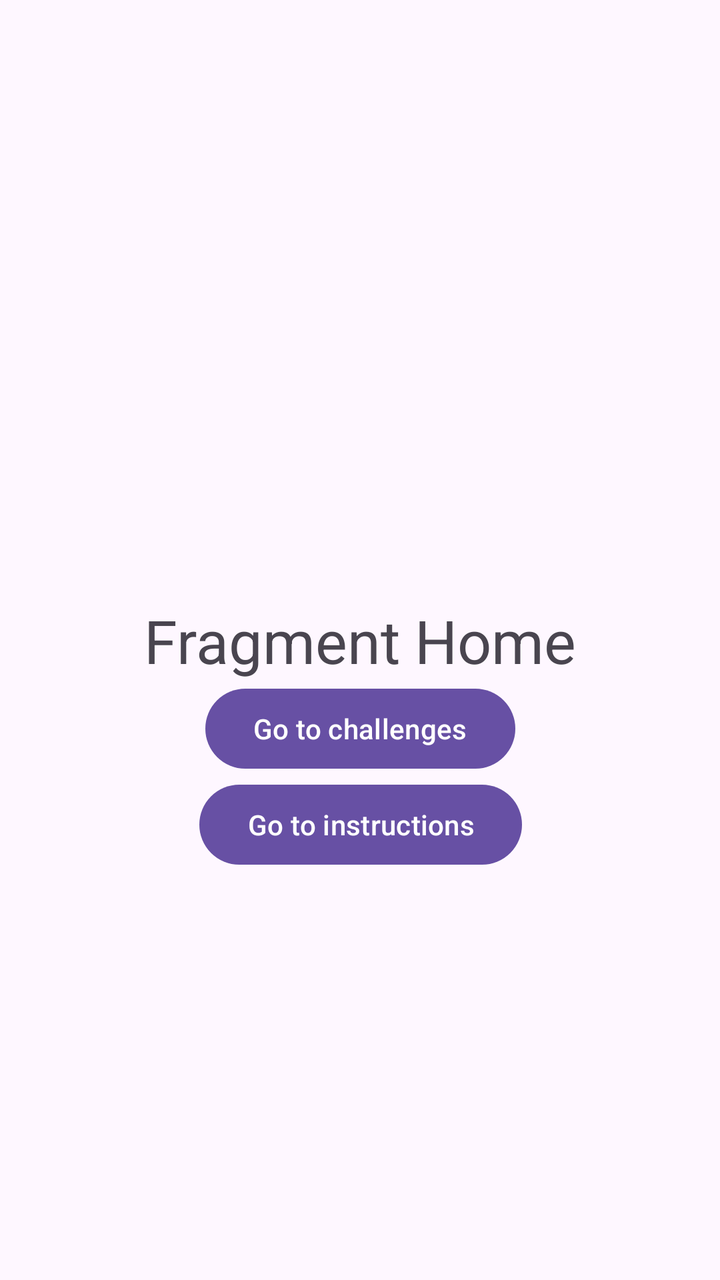
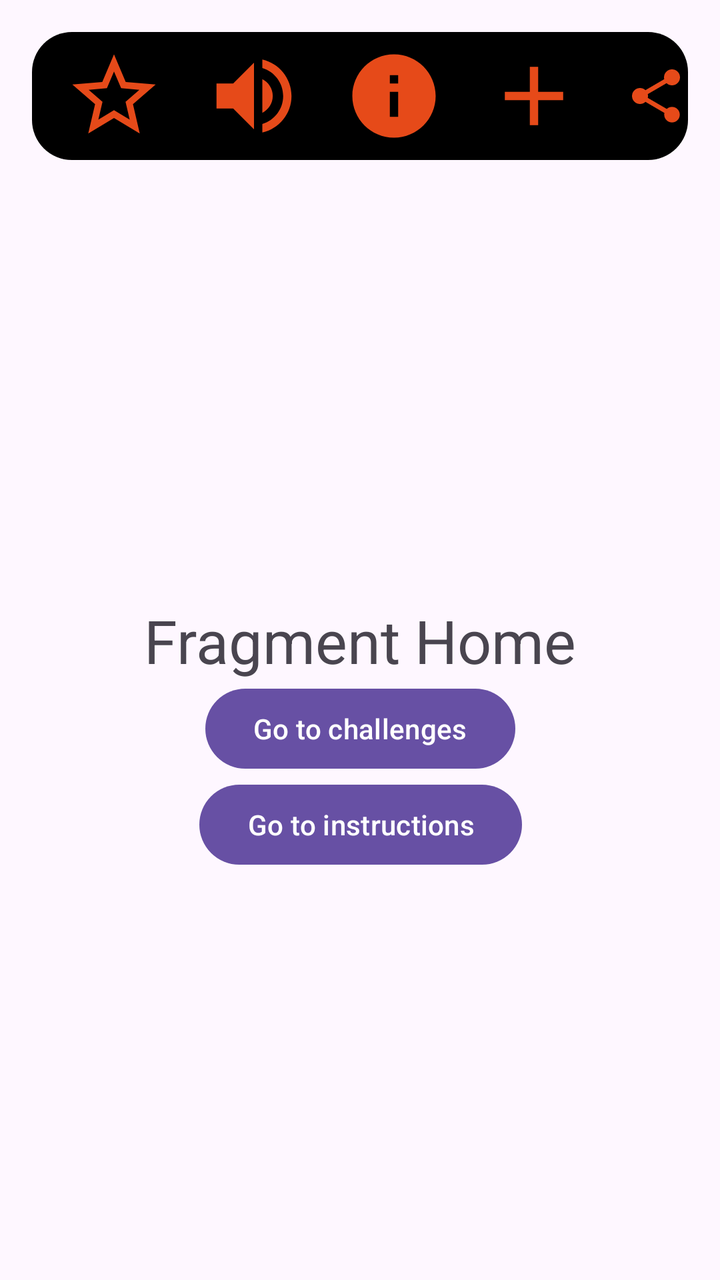

The first picture is an Android layout as it rendered before a commit; the second is the same layout after the commit. The layout source and the unified diff follow.
<!-- AndroidManifest.xml: application theme Theme.EquipoUno -->
<!-- res/layout/fragment_home.xml -->
<?xml version="1.0" encoding="utf-8"?>
<layout xmlns:android="http://schemas.android.com/apk/res/android"
    xmlns:app="http://schemas.android.com/apk/res-auto"
    xmlns:tools="http://schemas.android.com/tools">

    <androidx.constraintlayout.widget.ConstraintLayout
        android:layout_width="match_parent"
        android:layout_height="match_parent"
        tools:context=".view.fragments.HomeFragment">

        <TextView
            android:id="@+id/tvSample"
            android:layout_width="wrap_content"
            android:layout_height="wrap_content"
            android:textSize="30sp"
            app:layout_constraintBottom_toBottomOf="parent"
            app:layout_constraintEnd_toEndOf="parent"
            app:layout_constraintStart_toStartOf="parent"
            app:layout_constraintTop_toTopOf="parent"
            android:text="Fragment Home" />

        <Button
            android:id="@+id/btnGoToChallenges"
            android:layout_width="wrap_content"
            android:layout_height="wrap_content"
            app:layout_constraintStart_toStartOf="@id/tvSample"
            app:layout_constraintEnd_toEndOf="@id/tvSample"
            app:layout_constraintTop_toBottomOf="@id/tvSample"
            android:text="Go to challenges"
            />

        <Button
            android:id="@+id/btnGoToInstructions"
            android:layout_width="wrap_content"
            android:layout_height="wrap_content"
            app:layout_constraintStart_toStartOf="@id/btnGoToChallenges"
            app:layout_constraintEnd_toEndOf="@id/btnGoToChallenges"
            app:layout_constraintTop_toBottomOf="@id/btnGoToChallenges"
            android:text="Go to instructions"
            />

    </androidx.constraintlayout.widget.ConstraintLayout>

</layout>
<!-- resources referenced by this layout -->
<resources>
  <style name="Theme.EquipoUno" parent="Base.Theme.EquipoUno" />
  <style name="Base.Theme.EquipoUno" parent="Theme.Material3.DayNight.NoActionBar">
          
          
      </style>
</resources>

<!-- the commit's change to res/layout/fragment_home.xml (unified diff, before → after) -->
@@ -7,6 +7,9 @@
         android:layout_width="match_parent"
         android:layout_height="match_parent"
         tools:context=".view.fragments.HomeFragment">
+
+        <include
+            layout="@layout/main_toolbar"/>
 
         <TextView
             android:id="@+id/tvSample"
@@ -42,3 +45,70 @@
     </androidx.constraintlayout.widget.ConstraintLayout>
 
 </layout>
+<!-- res/layout/main_toolbar.xml (included above) -->
+<?xml version="1.0" encoding="utf-8"?>
+<RelativeLayout xmlns:android="http://schemas.android.com/apk/res/android"
+    xmlns:tools="http://schemas.android.com/tools"
+    android:layout_width="match_parent"
+    android:layout_height="wrap_content"
+    android:orientation="vertical"
+    >
+
+    <androidx.appcompat.widget.Toolbar
+        android:id="@+id/toolbar"
+        android:layout_width="match_parent"
+        android:layout_height="wrap_content"
+        android:background="@drawable/toolbar_background"
+        android:title="@string/app_name"
+        android:layout_margin="16dp"
+        >
+
+        <LinearLayout
+            android:layout_width="wrap_content"
+            android:layout_height="wrap_content"
+            android:layout_gravity="center"
+            android:orientation="horizontal">
+
+            <ImageView
+                android:id="@+id/calificacion"
+                android:layout_width="wrap_content"
+                android:layout_height="wrap_content"
+                android:layout_marginEnd="20dp"
+                android:contentDescription="Calificar app"
+                android:src="@drawable/ic_star" />
+
+            <ImageView
+                android:id="@+id/volumen"
+                android:layout_width="wrap_content"
+                android:layout_height="wrap_content"
+                android:layout_marginEnd="20dp"
+                android:contentDescription="Música"
+                android:src="@drawable/ic_volume_up" />
+
+            <ImageView
+                android:id="@+id/busqueda"
+                android:layout_width="wrap_content"
+                android:layout_height="wrap_content"
+                android:layout_marginEnd="20dp"
+                android:contentDescription="Explicacion del juego"
+                android:src="@drawable/ic_explication" />
+
+            <ImageView
+                android:id="@+id/agregar"
+                android:layout_width="wrap_content"
+                android:layout_height="wrap_content"
+                android:layout_marginEnd="20dp"
+                android:contentDescription="Agregar reto"
+                android:src="@drawable/ic_add_reto" />
+
+            <ImageView
+                android:id="@+id/compartir"
+                android:layout_width="wrap_content"
+                android:layout_height="wrap_content"
+                android:contentDescription="Compartir"
+                android:src="@drawable/ic_share" />
+
+        </LinearLayout>
+    </androidx.appcompat.widget.Toolbar>
+
+</RelativeLayout>
<!-- resource entries referenced after the edit -->
@@ -1,6 +1,44 @@
 <!-- resources referenced by this layout -->
 <resources>
+  <!-- drawable ic_add_reto (drawable) -->
+  <vector xmlns:android="http://schemas.android.com/apk/res/android" android:height="50dp" android:tint="@color/orange_700" android:viewportHeight="24" android:viewportWidth="24" android:width="50dp">
+        
+      <path android:fillColor="@android:color/white" android:pathData="M19,13h-6v6h-2v-6H5v-2h6V5h2v6h6v2z"/>
+      
+  </vector>
+  <!-- drawable ic_explication (drawable) -->
+  <vector xmlns:android="http://schemas.android.com/apk/res/android" android:height="50dp" android:tint="@color/orange_700" android:viewportHeight="24" android:viewportWidth="24" android:width="50dp">
+        
+      <path android:fillColor="@android:color/white" android:pathData="M12,2C6.48,2 2,6.48 2,12s4.48,10 10,10 10,-4.48 10,-10S17.52,2 12,2zM13,17h-2v-6h2v6zM13,9h-2L11,7h2v2z"/>
+      
+  </vector>
+  <!-- drawable ic_share (drawable) -->
+  <vector xmlns:android="http://schemas.android.com/apk/res/android" android:height="50dp" android:tint="@color/orange_700" android:viewportHeight="24" android:viewportWidth="24" android:width="50dp">
+        
+      <path android:fillColor="@android:color/white" android:pathData="M18,16.08c-0.76,0 -1.44,0.3 -1.96,0.77L8.91,12.7c0.05,-0.23 0.09,-0.46 0.09,-0.7s-0.04,-0.47 -0.09,-0.7l7.05,-4.11c0.54,0.5 1.25,0.81 2.04,0.81 1.66,0 3,-1.34 3,-3s-1.34,-3 -3,-3 -3,1.34 -3,3c0,0.24 0.04,0.47 0.09,0.7L8.04,9.81C7.5,9.31 6.79,9 6,9c-1.66,0 -3,1.34 -3,3s1.34,3 3,3c0.79,0 1.5,-0.31 2.04,-0.81l7.12,4.16c-0.05,0.21 -0.08,0.43 -0.08,0.65 0,1.61 1.31,2.92 2.92,2.92 1.61,0 2.92,-1.31 2.92,-2.92s-1.31,-2.92 -2.92,-2.92z"/>
+      
+  </vector>
+  <!-- drawable ic_star (drawable) -->
+  <vector xmlns:android="http://schemas.android.com/apk/res/android" android:height="50dp" android:tint="@color/orange_700" android:viewportHeight="24" android:viewportWidth="24" android:width="50dp">
+        
+      <path android:fillColor="@android:color/white" android:pathData="M22,9.24l-7.19,-0.62L12,2 9.19,8.63 2,9.24l5.46,4.73L5.82,21 12,17.27 18.18,21l-1.63,-7.03L22,9.24zM12,15.4l-3.76,2.27 1,-4.28 -3.32,-2.88 4.38,-0.38L12,6.1l1.71,4.04 4.38,0.38 -3.32,2.88 1,4.28L12,15.4z"/>
+      
+  </vector>
+  <!-- drawable ic_volume_up (drawable) -->
+  <vector xmlns:android="http://schemas.android.com/apk/res/android" android:autoMirrored="true" android:height="50dp" android:tint="@color/orange_700" android:viewportHeight="24" android:viewportWidth="24" android:width="50dp">
+        
+      <path android:fillColor="@android:color/white" android:pathData="M3,9v6h4l5,5L12,4L7,9L3,9zM16.5,12c0,-1.77 -1.02,-3.29 -2.5,-4.03v8.05c1.48,-0.73 2.5,-2.25 2.5,-4.02zM14,3.23v2.06c2.89,0.86 5,3.54 5,6.71s-2.11,5.85 -5,6.71v2.06c4.01,-0.91 7,-4.49 7,-8.77s-2.99,-7.86 -7,-8.77z"/>
+      
+  </vector>
+  <!-- drawable toolbar_background (drawable) -->
+  <shape xmlns:android="http://schemas.android.com/apk/res/android">
+      <solid android:color="@color/black"/>
+      <corners android:radius="20dp"/>
+  </shape>
+  <string name="app_name">equipoUno</string>
   <style name="Theme.EquipoUno" parent="Base.Theme.EquipoUno" />
+  <color name="orange_700">#E64A19</color>
+  <color name="black">#FF000000</color>
   <style name="Base.Theme.EquipoUno" parent="Theme.Material3.DayNight.NoActionBar">
           
           
